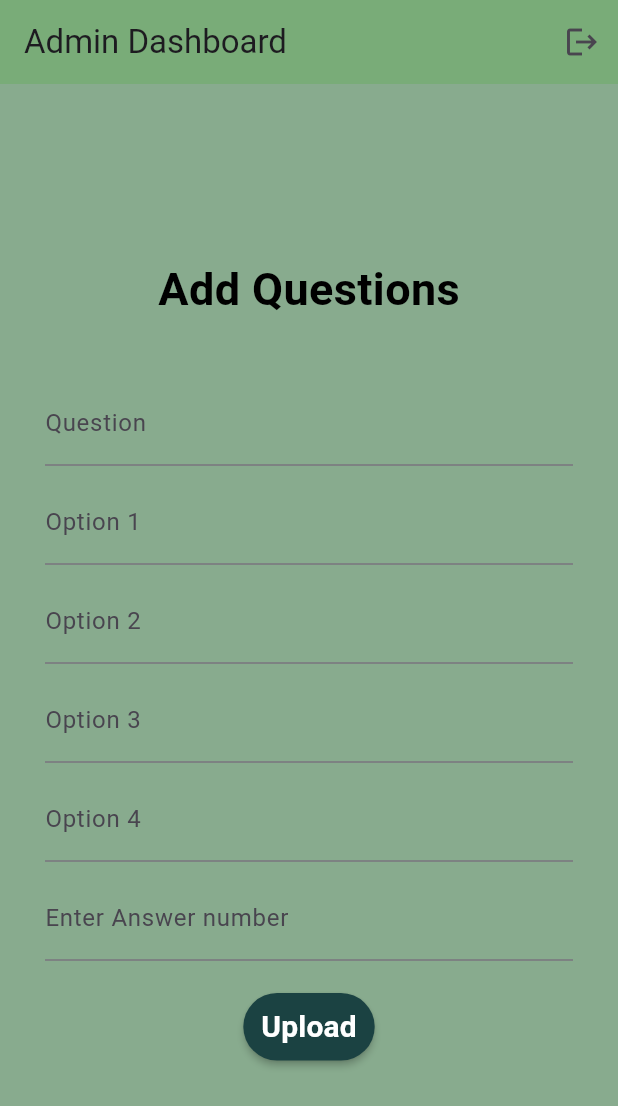
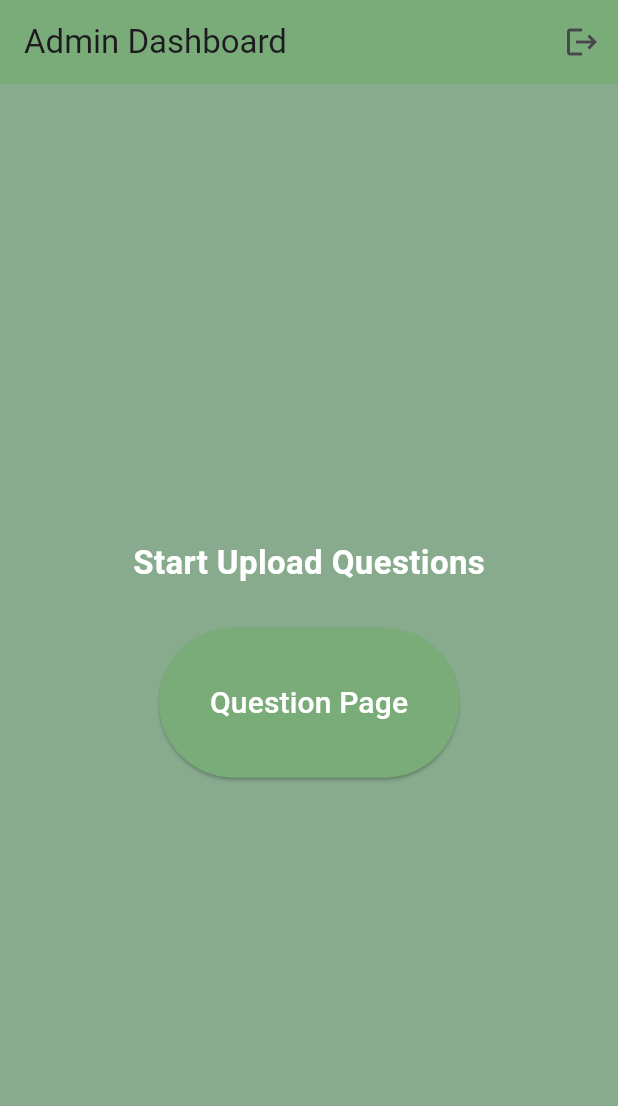
Before and after one commit to Nirmal1326/online_examination_supabase, a Flutter app: the Dashboard screen opened directly, on a phone screen of 412 x 824 dp. Shown: the top 1106 px of the screen. Run offline on Flutter 3.47's test engine with Material 3 defaults, Android fonts, the phone set to English and light mode, and no system bars; our stand-ins replace rflutter_alert, slide_to_act, supabase_flutter; accounts and stored records are empty.

Commit message:
multiple question features added

```diff
--- a/lib/admin/dashboard.dart
+++ b/lib/admin/dashboard.dart
@@ -1,4 +1,5 @@
 import 'package:flutter/material.dart';
+import 'package:online_examination_supabase/admin/options.dart';
 import '../auth_page/login.dart';
 import '../main.dart';
 
@@ -10,14 +11,6 @@ class Dashboard extends StatefulWidget {
 }
 
 class _DashboardState extends State<Dashboard> {
-  final _formKey = GlobalKey<FormState>();
-  bool isLoading = false;
-  final TextEditingController _question = TextEditingController();
-  final TextEditingController _option_1 = TextEditingController();
-  final TextEditingController _option_2 = TextEditingController();
-  final TextEditingController _option_3 = TextEditingController();
-  final TextEditingController _option_4 = TextEditingController();
-  final TextEditingController _answer = TextEditingController();
   Future<void> signOut() async {
     await supabase.auth.signOut();
     if (!mounted) return;
@@ -28,51 +21,6 @@ class _DashboardState extends State<Dashboard> {
       ),
     );
   }
-
-  AddQuestion() async {
-    try {
-      setState(() {
-        isLoading = true;
-      });
-      await supabase.from('question').insert({
-        'question_title': _question.text.trim(),
-        'option_1': _option_1.text.trim(),
-        'option_2': _option_2.text.trim(),
-        'option_3': _option_3.text.trim(),
-        'option_4': _option_4.text.trim(),
-        'answer': _answer.text.trim(),
-      });
-      if (mounted) {
-        ScaffoldMessenger.of(context).showSnackBar(
-          const SnackBar(
-            content: Text("Question Uploaded Successfully !"),
-          ),
-        );
-        _question.clear();
-        _option_1.clear();
-        _option_2.clear();
-        _option_3.clear();
-        _option_4.clear();
-        _answer.clear();
-      }
-      if (!mounted) {
-        ScaffoldMessenger.of(context).showSnackBar(
-          const SnackBar(
-            content: Text("Error uploading Question !"),
-          ),
-        );
-      }
-      setState(() {
-        isLoading = false;
-      });
-    } catch (e) {
-      print(e);
-      setState(() {
-        isLoading = false;
-      });
-    }
-  }
-
   @override
   Widget build(BuildContext context) {
     return Scaffold(
@@ -92,151 +40,46 @@ class _DashboardState extends State<Dashboard> {
         ],
         automaticallyImplyLeading: false,
       ),
-      body: Center(
-        child: SingleChildScrollView(
-          child: Padding(
-            padding: const EdgeInsets.all(20.0),
-            child: Form(
-              key: _formKey,
-              child: Column(
+      body: Column(
         mainAxisAlignment: MainAxisAlignment.center,
-                crossAxisAlignment: CrossAxisAlignment.center,
         children: [
-                  const Text(
-                    'Add Questions',
+          Padding(
+            padding: const EdgeInsets.all(8.0),
+            child: Text(
+              'Start Upload Questions',
               style: TextStyle(
-                        fontSize: 30.0,
-                        color: Colors.black,
-                        fontWeight: FontWeight.w700),
-                  ),
-                  Container(
-                    margin: const EdgeInsets.fromLTRB(10.0, 40.0, 10.0, 0),
-                    child: TextFormField(
-                      controller: _question,
-                      decoration: InputDecoration(
-                        labelText: 'Question',
-                      ),
-                      validator: (value) {
-                        if (value!.isEmpty) {
-                          return 'This is required.';
-                        }
-                        return null;
-                      },
+                  fontSize: 22.0,
+                  fontWeight: FontWeight.bold,
+                  color: Colors.white),
             ),
           ),
-                  Container(
-                    margin: const EdgeInsets.fromLTRB(10.0, 10.0, 10.0, 0),
-                    child: TextFormField(
-                      controller: _option_1,
-                      decoration: InputDecoration(
-                        labelText: 'Option 1',
-                      ),
-                      validator: (value) {
-                        if (value!.isEmpty) {
-                          return 'This is required.';
-                        }
-                        return null;
-                      },
-                    ),
-                  ),
-                  Container(
-                    margin: const EdgeInsets.fromLTRB(10.0, 10.0, 10.0, 0),
-                    child: TextFormField(
-                      controller: _option_2,
-                      decoration: InputDecoration(
-                        labelText: 'Option 2',
-                      ),
-                      validator: (value) {
-                        if (value!.isEmpty) {
-                          return 'This is required.';
-                        }
-                        return null;
-                      },
-                    ),
-                  ),
-                  Container(
-                    margin: const EdgeInsets.fromLTRB(10.0, 10.0, 10.0, 0),
-                    child: TextFormField(
-                      controller: _option_3,
-                      decoration: InputDecoration(
-                        labelText: 'Option 3',
-                      ),
-                      validator: (value) {
-                        if (value!.isEmpty) {
-                          return 'This is required.';
-                        }
-                        return null;
-                      },
-                    ),
-                  ),
-                  Container(
-                    margin: const EdgeInsets.fromLTRB(10.0, 10.0, 10.0, 0),
-                    child: TextFormField(
-                      controller: _option_4,
-                      decoration: InputDecoration(
-                        labelText: 'Option 4',
-                      ),
-                      validator: (value) {
-                        if (value!.isEmpty) {
-                          return 'This is required.';
-                        }
-                        return null;
-                      },
-                    ),
-                  ),
-                  Container(
-                    margin: const EdgeInsets.fromLTRB(10.0, 10.0, 10.0, 0),
-                    child: TextFormField(
-                      controller: _answer,
-                      keyboardType: TextInputType.number,
-                      decoration:
-                          InputDecoration(labelText: 'Enter Answer number'),
-                      validator: (value) {
-                        if (value!.isEmpty) {
-                          return 'This is required.';
-                        }
-                        return null;
-                      },
-                    ),
-                  ),
-                  Container(
-                    margin: const EdgeInsets.fromLTRB(0, 20.0, 0, 0),
-                    child: TextButton(
-                      onPressed: () {
-                        if (_formKey.currentState!.validate()) {
-                          AddQuestion();
-                        }
-                      },
+          Padding(
+            padding: const EdgeInsets.fromLTRB(10, 20, 10, 10),
+            child: Row(
+              mainAxisAlignment: MainAxisAlignment.spaceEvenly,
+              children: [
+                SizedBox(
+                  width: 200.0,
+                  height: 100.0,
+                  child: ElevatedButton(
                     style: ButtonStyle(
                       backgroundColor:
-                            MaterialStateProperty.all(Color(0xFF1B4242)),
-                        shape: MaterialStateProperty.all(
-                          RoundedRectangleBorder(
-                            borderRadius: BorderRadius.circular(50),
+                      MaterialStateProperty.all(Color(0xFF79AC78)),
                     ),
-                        ),
-                        // add boxShadow property
-                        shadowColor: MaterialStateProperty.all(Colors.black),
-                        elevation: MaterialStateProperty.all(2),
-                      ),
-                      child: isLoading
-                          ? const CircularProgressIndicator(
-                              color: Colors.teal,
-                            )
-                          : const Text(
-                              'Upload',
-                              style: TextStyle(
-                                  color: Colors.white,
-                                  fontSize: 20.0,
-                                  fontWeight: FontWeight.w600),
+                    onPressed: () {
+                      Navigator.push(context,
+                          MaterialPageRoute(builder: (context) => Questions()));
+                    },
+                    child: Text(
+                      'Question Page',
+                      style: TextStyle(color: Colors.white, fontSize: 20),
                     ),
                   ),
                 ),
               ],
             ),
           ),
-          ),
-        ),
+        ],
       ),
     );
   }
```
Also changed, not shown: lib/admin/options.dart (added, +228 -0 lines). Lines whose indentation alone changed are shown as unchanged.
